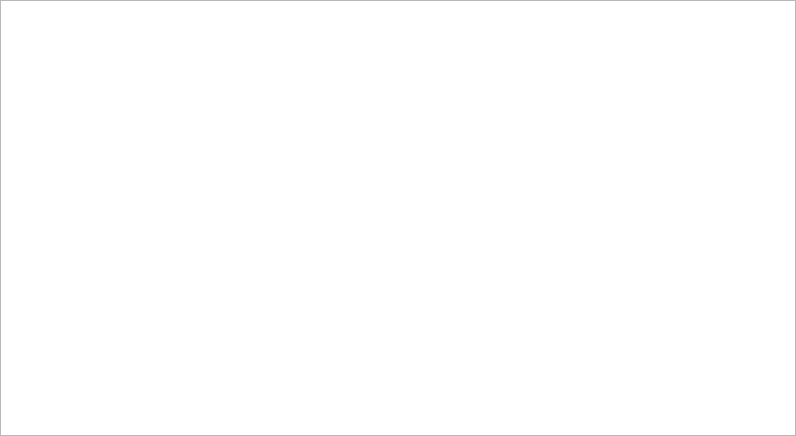
Old version of the form gui/uihelp.ui in the repository buzzinglight/IanniX.
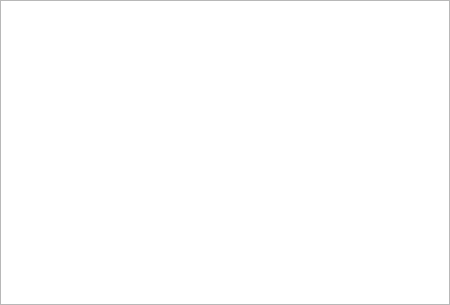
New version of the form.

```diff
--- a/gui/uihelp.ui
+++ b/gui/uihelp.ui
@@ -6,8 +6,8 @@
    <rect>
     <x>0</x>
     <y>0</y>
-    <width>796</width>
-    <height>436</height>
+    <width>450</width>
+    <height>305</height>
    </rect>
   </property>
   <property name="windowTitle">
```
